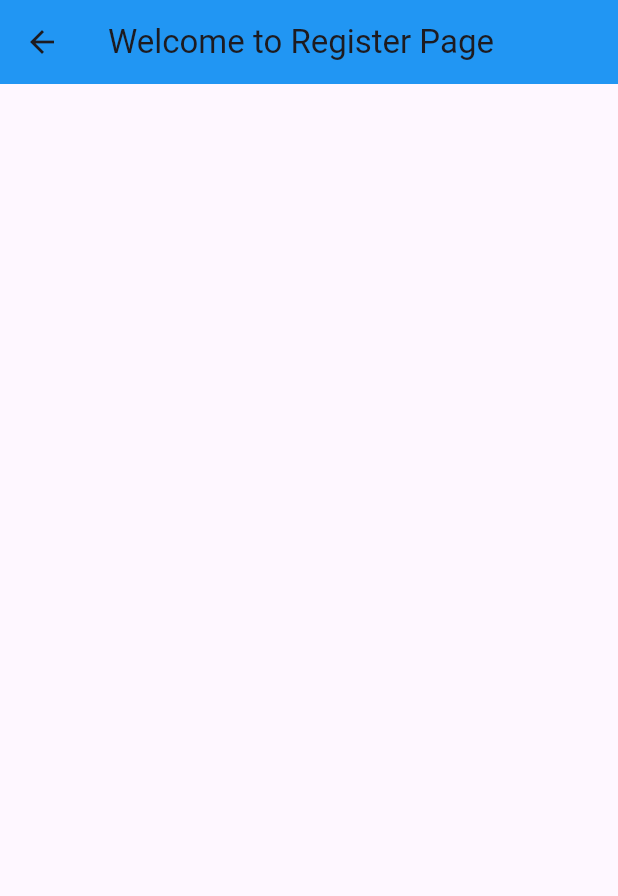
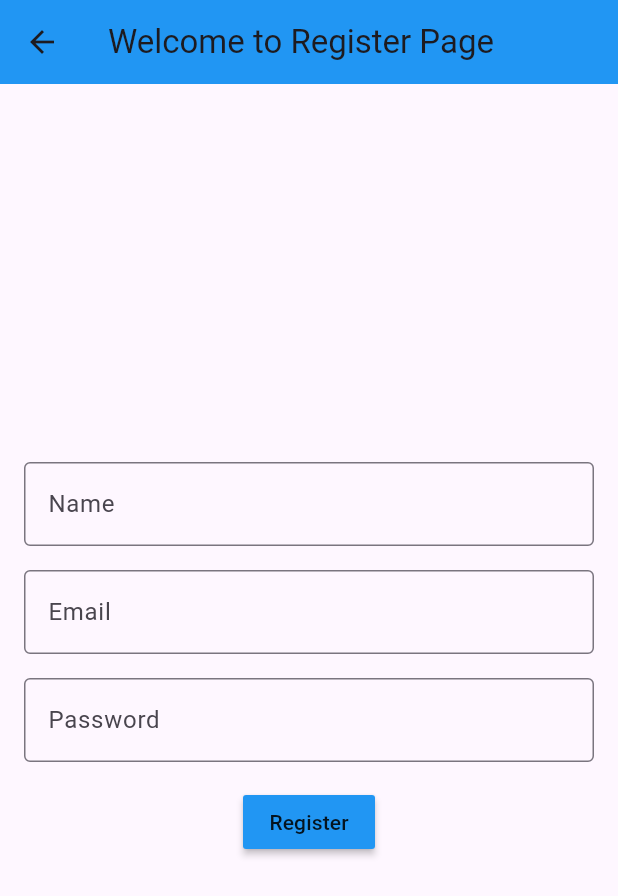
Before and after one commit to ilfizamutiarahmi/Project_education, a Flutter app: the RegisterPage screen opened directly, on a phone screen of 412 x 824 dp. Shown: the top 896 px of the screen. Run offline on Flutter 3.47's test engine with Material 3 defaults, Android fonts, the phone set to English and light mode, and no system bars; our stand-ins replace shared_preferences; accounts and stored records are empty; network calls fail.

Commit message:
Menambah fungsi register

```diff
--- a/lib/view/Register.dart
+++ b/lib/view/Register.dart
@@ -1,4 +1,30 @@
 import 'package:flutter/material.dart';
+import 'package:http/http.dart' as http;
+import 'dart:convert';
+
+
+import 'package:project_education/view/login.dart';
+
+class ApiService {
+  final String baseUrl;
+
+  ApiService({required this.baseUrl});
+
+  Future<Map<String, dynamic>> register(String name,String email, String password) async {
+    final response = await http.post(
+      Uri.parse('$baseUrl/register'),
+      body: {'name': name, 'email': email, 'password': password},
+    );
+
+    final decodedResponse = json.decode(response.body);
+    if (response.statusCode == 201) {
+      return json.decode(response.body);
+    } else {
+      throw Exception('Failed to Register');
+    }
+  }
+}
+
 
 class RegisterPage extends StatefulWidget {
   const RegisterPage({super.key});
@@ -8,6 +34,31 @@ class RegisterPage extends StatefulWidget {
 }
 
 class _RegisterPageState extends State<RegisterPage> {
+
+  final ApiService apiService = ApiService(baseUrl: 'http://127.0.0.1:8000/api');
+  final TextEditingController nameController = TextEditingController();
+  final TextEditingController emailController = TextEditingController();
+  final TextEditingController passwordController = TextEditingController();
+
+  void _register() async {
+    final name = nameController.text;
+    final email = emailController.text;
+    final password = passwordController.text;
+
+    try {
+      final response = await apiService.register(name, email, password);
+      Navigator.pushReplacement(context, MaterialPageRoute(builder: (context) => LoginScreen()));
+      final user = response['user'];
+      final userName = user['name'];
+      final userEmail = user['email'];
+      print('Registration successful for $userName with email $userEmail');
+
+    } catch (e) {
+      // Handle registration failure
+      print('Registration failed: $e');
+    }
+  }
+
   @override
   Widget build(BuildContext context) {
     return Scaffold(
@@ -15,6 +66,34 @@ class _RegisterPageState extends State<RegisterPage> {
         title: Text('Welcome to Register Page'),
         backgroundColor: Colors.blue,
       ),
+      body: Padding(
+        padding: const EdgeInsets.all(16.0),
+        child: Column(
+          mainAxisAlignment: MainAxisAlignment.center,
+          children: [
+            TextField(
+              controller: nameController,
+              decoration: InputDecoration(labelText: 'Name', border: OutlineInputBorder()),
+            ),
+            SizedBox(height: 16),
+            TextField(
+              controller: emailController,
+              decoration: InputDecoration(labelText: 'Email', border: OutlineInputBorder()),
+            ),
+            SizedBox(height: 16),
+            TextField(
+              controller: passwordController,
+              obscureText: true,
+              decoration: InputDecoration(labelText: 'Password', border: OutlineInputBorder()),
+            ),
+            SizedBox(height: 16),
+            MaterialButton(onPressed: _register,
+            child: Text('Register'),
+            color: Colors.blue,
+            ),
+          ],
+        ),
+      ),
     );
   }
 }
--- a/pubspec.yaml
+++ b/pubspec.yaml
@@ -31,6 +31,7 @@ dependencies:
   flutter:
     sdk: flutter
   http: ^0.13.3
+  shared_preferences: ^2.0.8
 
 
   # The following adds the Cupertino Icons font to your application.
```
Also changed, not shown: lib/view/listBerita.dart (+38 -2 lines), lib/view/login.dart (+45 -3 lines), pubspec.lock, 1 other file.
